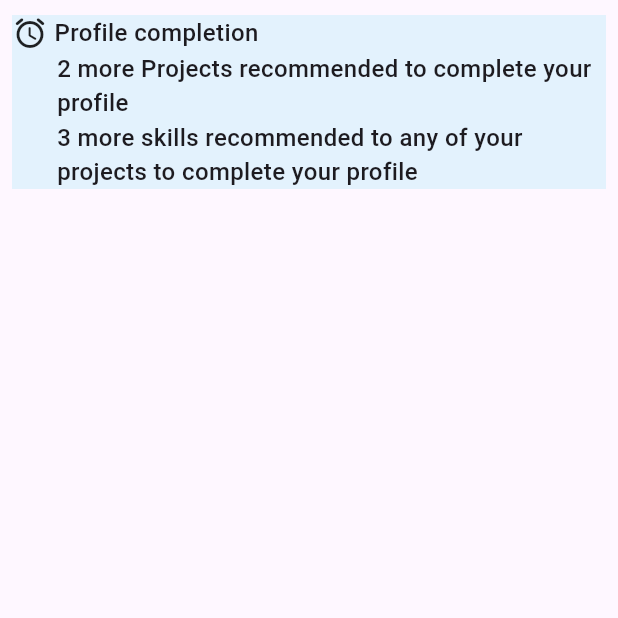
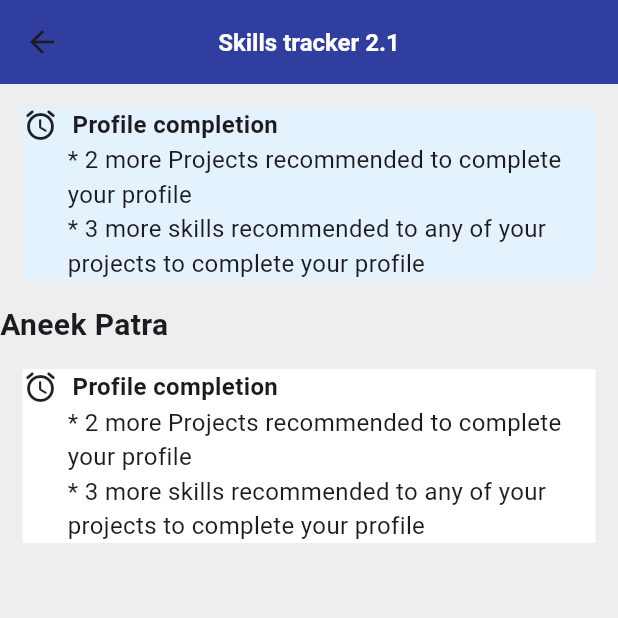
Before and after one commit to RahulMoreNttdata/NTT-DATA-SkillsTrackerMobileApp, a Flutter app: the MyProfile screen opened directly, on a phone screen of 412 x 824 dp, the top half of it. Run offline on Flutter 3.47's test engine with Material 3 defaults, Android fonts, the light colour scheme and no system bars.

Commit message:
@pournima changes to constant and navigate to my profile

```diff
--- a/lib/core/constants/color.dart
+++ b/lib/core/constants/color.dart
@@ -3,4 +3,5 @@ import 'package:flutter/material.dart';
 class ColorManager{
   static const appTheme = Color(0xFF303F9F);
   static const lightBlue = Color(0xFFE3F2FD);
+  static const backgroundLightGrey = Color(0xFFEEEEEE);
 }
--- a/lib/core/constants/common_strings.dart
+++ b/lib/core/constants/common_strings.dart
@@ -1,4 +1,5 @@
 class StringManager{
+  static const String titleString= "Skills tracker 2.1";
 static const String myProfileString=' My Profile ';
 static const String myProjectString=' My Projects ';
 static const String mySkillsString=' My Skills ';
--- a/lib/modules/dashboard/my_profile/my_profile.dart
+++ b/lib/modules/dashboard/my_profile/my_profile.dart
@@ -1,6 +1,8 @@
 import 'package:flutter/material.dart';
+import 'package:flutter/services.dart';
 
 import '../../../core/constants/color.dart';
+import '../../../core/constants/common_strings.dart';
 
 class MyProfile extends StatefulWidget {
   const MyProfile({super.key});
@@ -14,10 +16,33 @@ class _MyProfileState extends State<MyProfile> {
   Widget build(BuildContext context) {
     return SafeArea(
       child: Scaffold(
+        backgroundColor: ColorManager.backgroundLightGrey,
+        appBar: AppBar(
+          systemOverlayStyle: const SystemUiOverlayStyle(
+            // Status bar color
+            statusBarColor: Colors.grey,
+
+            // Status bar brightness (optional)
+            statusBarIconBrightness: Brightness.dark, // For Android (dark icons)
+            statusBarBrightness: Brightness.light, // For iOS (dark icons)
+          ),
+
+          title: Text(
+            StringManager.titleString,
+            style: TextStyle(
+              color:Colors.white,
+              fontSize: 16,
+              fontWeight: FontWeight.w600,
+            ),
+          ),
+          centerTitle: true,
+          backgroundColor: Theme.of(context).primaryColor,
+        ),
         body: Column(
+          crossAxisAlignment: CrossAxisAlignment.start,
           children: [
             Padding(
-              padding: const EdgeInsets.symmetric(horizontal: 8.0,vertical: 10.0),
+              padding: const EdgeInsets.symmetric(horizontal: 15.0,vertical: 15.0),
               child: Container(
                 color: ColorManager.lightBlue,
                 child: const Column(
@@ -25,11 +50,12 @@ class _MyProfileState extends State<MyProfile> {
                     Row(
                       children: [
                         Icon(Icons.access_alarms_rounded),
+                        SizedBox(width: 5,),
                         Text(
                           " Profile completion",
                           style: TextStyle(
                             fontSize: 16,
-                            fontWeight: FontWeight.w500,
+                            fontWeight: FontWeight.bold,
                           ),
                         ),
                       ],
@@ -37,30 +63,71 @@ class _MyProfileState extends State<MyProfile> {
                     Padding(
                       padding:  EdgeInsets.only(left: 30.0),
                       child: Text(
-                        "2 more Projects recommended to complete your profile",
+                        "* 2 more Projects recommended to complete your profile",
                         style: TextStyle(
                           fontSize: 16,
-                          fontWeight: FontWeight.w500,
                         ),
                       ),
                     ),
                     Padding(
                       padding:  EdgeInsets.only(left: 30.0),
                       child: Text(
-                        "3 more skills recommended to any of your projects to complete your profile",
+                        "* 3 more skills recommended to any of your projects to complete your profile",
                         style: TextStyle(
                           fontSize: 16,
-                          fontWeight: FontWeight.w500,
                         ),
                       ),
                     ),
-
                   ],
                 ),
               ),
             ),
 
-
+            Text("Aneek Patra", style: TextStyle(
+              fontSize: 20,
+              fontWeight: FontWeight.bold
+            ),),
+            Padding(
+              padding: const EdgeInsets.symmetric(horizontal: 15.0,vertical: 15.0),
+              child: Container(
+                color: Colors.white,
+                child: const Column(
+                  children: [
+                    Row(
+                      children: [
+                        Icon(Icons.access_alarms_rounded),
+                        SizedBox(width: 5,),
+                        Text(
+                          " Profile completion",
+                          style: TextStyle(
+                            fontSize: 16,
+                            fontWeight: FontWeight.bold,
+                          ),
+                        ),
+                      ],
+                    ),
+                    Padding(
+                      padding:  EdgeInsets.only(left: 30.0),
+                      child: Text(
+                        "* 2 more Projects recommended to complete your profile",
+                        style: TextStyle(
+                          fontSize: 16,
+                        ),
+                      ),
+                    ),
+                    Padding(
+                      padding:  EdgeInsets.only(left: 30.0),
+                      child: Text(
+                        "* 3 more skills recommended to any of your projects to complete your profile",
+                        style: TextStyle(
+                          fontSize: 16,
+                        ),
+                      ),
+                    ),
+                  ],
+                ),
+              ),
+            ),
           ],
         ),
       ),
```
